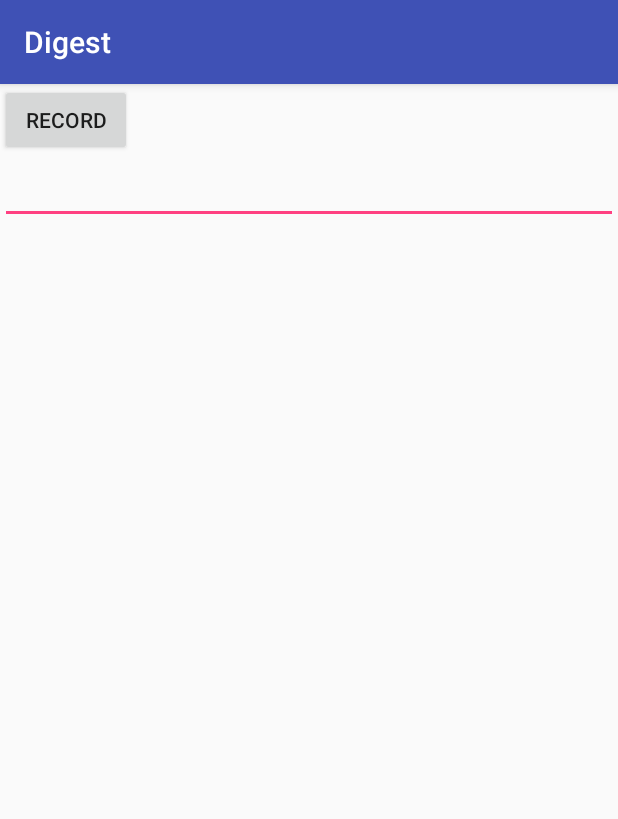
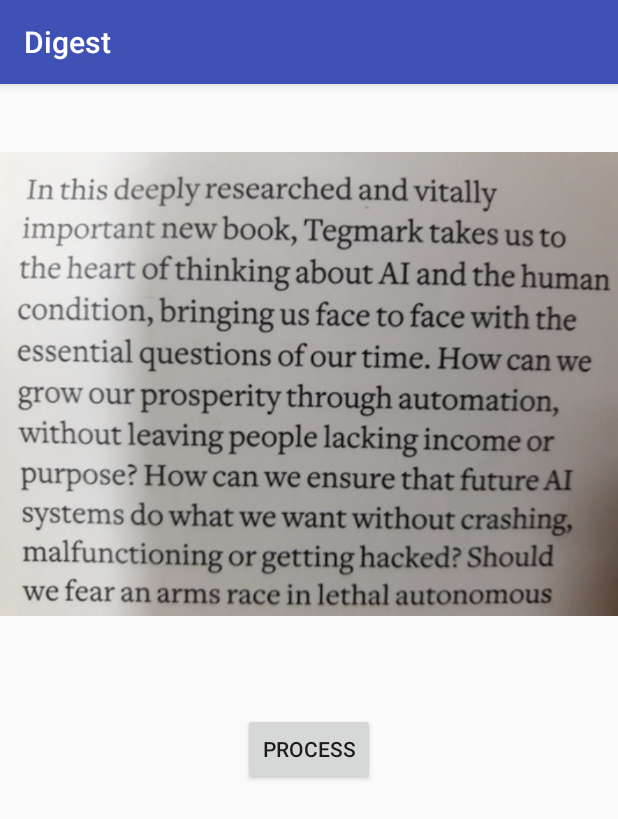
Before and after one commit to nvrocks/Digest, an Android app: the screen it shows after launch (Audio_to_text before the commit, Ocr after it), on a phone screen of 412 x 824 dp. Shown: the top 819 px of the screen. Run offline under Robolectric (Android 15) with nearby library versions, the phone set to English and light mode, and no system bars; libraries missing offline, so code that uses them is left out: com.google.android.gms.

Commit message:
Added ocr activity

```diff
--- a/Digest/app/build.gradle
+++ b/Digest/app/build.gradle
@@ -39,4 +39,10 @@
     implementation 'com.ibm.watson.developer_cloud:text-to-speech:4.2.1'
     implementation 'com.ibm.watson.developer_cloud:speech-to-text:4.2.1'
     implementation 'com.ibm.watson.developer_cloud:android-sdk:0.4.3'
+
+    //for OCR
+    compile 'com.google.android.gms:play-services-vision:11.4.0'
+
+    //for converting .aac to .mp3
+    compile 'com.github.adrielcafe:AndroidAudioConverter:0.0.8'
 }
--- a/Digest/app/src/main/AndroidManifest.xml
+++ b/Digest/app/src/main/AndroidManifest.xml
@@ -28,14 +28,14 @@
             <intent-filter>
                 <action android:name="android.intent.action.MAIN" />
 
-                <category android:name="android.intent.category.LAUNCHER" />
+                <category android:name="android.intent.category.DEFAULT" />
             </intent-filter>
         </activity>
         <activity android:name=".Ocr">
             <intent-filter>
                 <action android:name="android.intent.action.MAIN" />
 
-                <category android:name="android.intent.category.DEFAULT" />
+                <category android:name="android.intent.category.LAUNCHER" />
             </intent-filter>
         </activity>
     </application>
--- a/Digest/app/src/main/java/com/bbb/digest/Ocr.java
+++ b/Digest/app/src/main/java/com/bbb/digest/Ocr.java
@@ -1,13 +1,61 @@
 package com.bbb.digest;
 
+import android.graphics.Bitmap;
+import android.graphics.BitmapFactory;
 import android.support.v7.app.AppCompatActivity;
 import android.os.Bundle;
+import android.util.Log;
+import android.util.SparseArray;
+import android.view.View;
+import android.widget.Button;
+import android.widget.ImageView;
+import android.widget.TextView;
+
+import com.google.android.gms.vision.Frame;
+import com.google.android.gms.vision.text.TextBlock;
+import com.google.android.gms.vision.text.TextRecognizer;
 
 public class Ocr extends AppCompatActivity {
+
+    ImageView ocrimg;
+    Button ocrbutton;
+    TextView ocrtext;
 
     @Override
     protected void onCreate(Bundle savedInstanceState) {
         super.onCreate(savedInstanceState);
         setContentView(R.layout.activity_ocr);
+
+        ocrimg = (ImageView) findViewById(R.id.ocrimg);
+        ocrtext = (TextView) findViewById(R.id.ocrtext);
+        ocrbutton = (Button) findViewById(R.id.ocrbutton);
+
+        final Bitmap bitmap = BitmapFactory.decodeResource(
+                getApplicationContext().getResources(), R.drawable.text4
+        );
+
+        ocrimg.setImageBitmap(bitmap);
+
+        ocrbutton.setOnClickListener(new View.OnClickListener() {
+            @Override
+            public void onClick(View view) {
+                TextRecognizer textRecognizer = new TextRecognizer.Builder(getApplicationContext()).build();
+                if(!textRecognizer.isOperational())
+                    Log.e("ERROR", "Detector dependencies are not yet available!");
+                else{
+                    Frame frame = new Frame.Builder().setBitmap(bitmap).build();
+                    SparseArray<TextBlock> items = textRecognizer.detect(frame);
+                    StringBuilder stringBuilder = new StringBuilder();
+
+                    for(int i = 0; i < items.size(); ++i){
+                        TextBlock item = items.valueAt(i);
+                        stringBuilder.append(item.getValue());
+                        stringBuilder.append("\n");
+                    }
+
+                    ocrtext.setText(stringBuilder.toString());
+                }
+            }
+        });
     }
 }
--- a/Digest/app/src/main/res/layout/activity_ocr.xml
+++ b/Digest/app/src/main/res/layout/activity_ocr.xml
@@ -1,9 +1,29 @@
 <?xml version="1.0" encoding="utf-8"?>
-<android.support.constraint.ConstraintLayout xmlns:android="http://schemas.android.com/apk/res/android"
+<LinearLayout xmlns:android="http://schemas.android.com/apk/res/android"
     xmlns:app="http://schemas.android.com/apk/res-auto"
     xmlns:tools="http://schemas.android.com/tools"
     android:layout_width="match_parent"
     android:layout_height="match_parent"
+    android:orientation="vertical"
     tools:context="com.bbb.digest.Ocr">
 
-</android.support.constraint.ConstraintLayout>
+    <ImageView
+        android:layout_width="wrap_content"
+        android:layout_height="wrap_content"
+        android:id="@+id/ocrimg"
+        android:layout_gravity="center_horizontal"/>
+
+    <TextView
+        android:layout_width="match_parent"
+        android:layout_height="wrap_content"
+        android:id="@+id/ocrtext"
+        android:layout_gravity="center_horizontal"/>
+
+    <Button
+        android:layout_width="wrap_content"
+        android:layout_height="wrap_content"
+        android:id="@+id/ocrbutton"
+        android:text="PROCESS"
+        android:layout_gravity="center_horizontal"/>
+
+</LinearLayout>
--- a/Digest/build.gradle
+++ b/Digest/build.gradle
@@ -16,6 +16,7 @@
     repositories {
         jcenter()
         maven { url "https://maven.google.com" }
+        maven { url "https://jitpack.io" }
     }
 }
 
--- a/Digest/gradle.properties
+++ b/Digest/gradle.properties
@@ -14,7 +14,7 @@
 # org.gradle.parallel=true
 #Sat Mar 17 05:22:01 IST 2018
 systemProp.https.proxyPort=8080
-systemProp.http.proxyHost=172.31.1.6
+systemProp.http.proxyHost=172.31.1.3
 org.gradle.jvmargs=-Xmx1536m
-systemProp.https.proxyHost=172.31.1.6
+systemProp.https.proxyHost=172.31.1.3
 systemProp.http.proxyPort=8080
```
Also changed, not shown: Digest/app/src/main/res/drawable/ic_launcher_background.xml (added, +170 -0 lines), Digest/app/src/main/res/drawable/text.png (added), Digest/app/src/main/res/drawable/text2.jpg (added), Digest/app/src/main/res/drawable/text3.jpg (added), Digest/app/src/main/res/drawable/text4.jpg (added).
